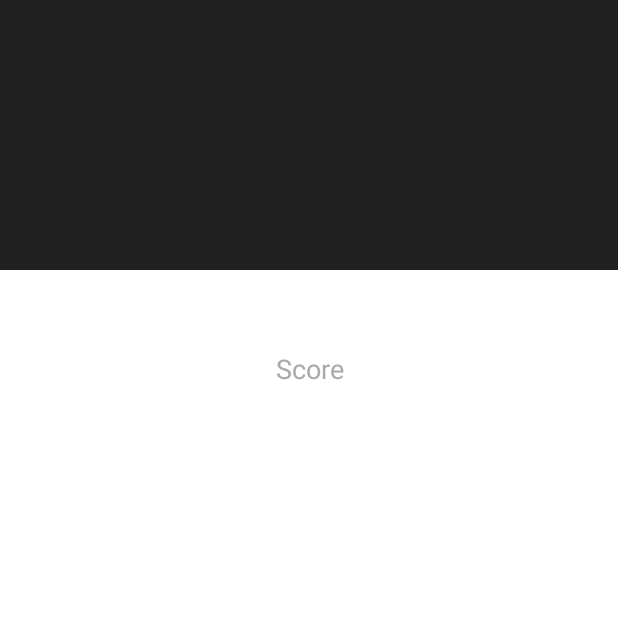
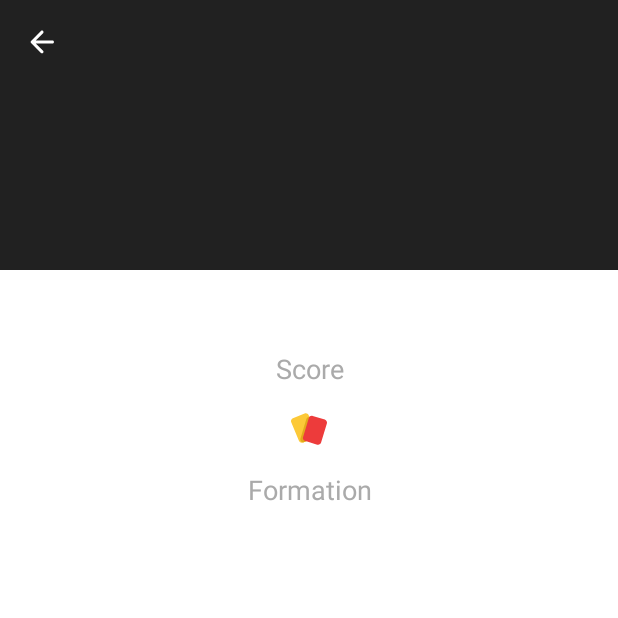
Before and after one commit to Rarj/football-match-refactor, an Android app: the DetailActivity screen opened directly, with no data from a screen before it, on a phone screen of 412 x 824 dp, the top half of it. Run offline under Robolectric (Android 15) with nearby library versions, the phone set to English and light mode, and no system bars; our stand-ins replace data binding.

Commit message:
- layouting formation and cards

```diff
--- a/features/dashboard/src/main/res/layout/activity_detail.xml
+++ b/features/dashboard/src/main/res/layout/activity_detail.xml
@@ -1,4 +1,10 @@
 <?xml version="1.0" encoding="utf-8"?>
+<layout>
+  <data>
+    <variable
+      name="eventModel"
+      type="rio.arj.infootball.data.repository.nextleague.model.Events" />
+  </data>
   <androidx.coordinatorlayout.widget.CoordinatorLayout xmlns:android="http://schemas.android.com/apk/res/android"
     xmlns:app="http://schemas.android.com/apk/res-auto"
     xmlns:tools="http://schemas.android.com/tools"
@@ -33,19 +39,24 @@
           android:layout_width="match_parent"
           android:layout_height="180dp"
           android:scaleType="fitXY"
+          app:imageUrl="@{eventModel.imageThumbnail}"
           tools:src="@tools:sample/backgrounds/scenic" />
-        <!--        app:imageUrl="@{eventModel.imageThumbnail}"-->
 
         <androidx.appcompat.widget.Toolbar
           android:id="@+id/toolbar"
           android:layout_width="match_parent"
           android:layout_height="?attr/actionBarSize"
           app:layout_collapseMode="pin"
+          app:navigationIcon="@drawable/ic_arrow_back"
           app:popupTheme="@style/Theme.InFootball.PopupOverlay" />
 
       </com.google.android.material.appbar.CollapsingToolbarLayout>
     </com.google.android.material.appbar.AppBarLayout>
 
-  r<include layout="@layout/content_detail"/>
+    <include
+      layout="@layout/content_detail"
+      app:eventModel="@{eventModel}" />
 
   </androidx.coordinatorlayout.widget.CoordinatorLayout>
+
+</layout>
--- a/features/dashboard/src/main/res/layout/content_detail.xml
+++ b/features/dashboard/src/main/res/layout/content_detail.xml
@@ -1,4 +1,10 @@
 <?xml version="1.0" encoding="utf-8"?>
+<layout>
+  <data>
+    <variable
+      name="eventModel"
+      type="rio.arj.infootball.data.repository.nextleague.model.Events" />
+  </data>
   <androidx.core.widget.NestedScrollView xmlns:android="http://schemas.android.com/apk/res/android"
     xmlns:app="http://schemas.android.com/apk/res-auto"
     xmlns:tools="http://schemas.android.com/tools"
@@ -30,12 +36,13 @@
         android:layout_width="0dp"
         android:layout_height="wrap_content"
         android:gravity="center_horizontal"
+        android:text="@{eventModel.scoreHomes}"
         android:textAppearance="@style/TextAppearance.AppCompat.Medium"
+        android:textColor="@android:color/black"
         android:textStyle="bold"
         app:layout_constraintEnd_toStartOf="@id/text_score_caption"
         app:layout_constraintStart_toStartOf="parent"
-      app:layout_constraintTop_toTopOf="@id/text_score_caption"
-      android:text="12" />
+        app:layout_constraintTop_toTopOf="@id/text_score_caption" />
 
       <androidx.appcompat.widget.AppCompatTextView
         android:id="@+id/text_score_caption"
@@ -55,13 +62,87 @@
         android:layout_width="0dp"
         android:layout_height="wrap_content"
         android:gravity="center_horizontal"
+        android:text="@{eventModel.scoreAways}"
         android:textAppearance="@style/TextAppearance.AppCompat.Medium"
+        android:textColor="@android:color/black"
         android:textStyle="bold"
         app:layout_constraintEnd_toEndOf="parent"
         app:layout_constraintStart_toEndOf="@id/text_score_caption"
-      app:layout_constraintTop_toTopOf="@id/text_score_caption"
-      android:text="12" />
+        app:layout_constraintTop_toTopOf="@id/text_score_caption" />
+
+      <androidx.appcompat.widget.AppCompatImageView
+        android:id="@+id/image_cards"
+        android:layout_width="24dp"
+        android:layout_height="24dp"
+        android:layout_marginTop="@dimen/container_margin"
+        android:src="@drawable/ic_cards"
+        app:layout_constraintEnd_toStartOf="@id/text_card_away"
+        app:layout_constraintStart_toEndOf="@id/text_card_home"
+        app:layout_constraintTop_toBottomOf="@id/text_score_caption" />
+
+      <androidx.appcompat.widget.AppCompatTextView
+        android:id="@+id/text_card_home"
+        android:layout_width="0dp"
+        android:layout_height="wrap_content"
+        android:gravity="center_horizontal"
+        android:textAppearance="@style/TextAppearance.AppCompat.Medium"
+        android:textColor="@android:color/black"
+        android:textStyle="bold"
+        app:layout_constraintEnd_toStartOf="@id/image_cards"
+        app:layout_constraintStart_toStartOf="parent"
+        app:layout_constraintTop_toTopOf="@id/image_cards" />
+
+      <androidx.appcompat.widget.AppCompatTextView
+        android:id="@+id/text_card_away"
+        android:layout_width="0dp"
+        android:layout_height="wrap_content"
+        android:gravity="center_horizontal"
+        android:textAppearance="@style/TextAppearance.AppCompat.Medium"
+        android:textColor="@android:color/black"
+        android:textStyle="bold"
+        app:layout_constraintEnd_toEndOf="parent"
+        app:layout_constraintStart_toEndOf="@id/image_cards"
+        app:layout_constraintTop_toTopOf="@id/image_cards" />
+
+      <androidx.appcompat.widget.AppCompatTextView
+        android:id="@+id/text_formation_home"
+        android:layout_width="0dp"
+        android:layout_height="wrap_content"
+        android:gravity="center_horizontal"
+        android:textAppearance="@style/TextAppearance.AppCompat.Medium"
+        android:textColor="@android:color/black"
+        android:textStyle="bold"
+        app:layout_constraintEnd_toStartOf="@id/text_formation_caption"
+        app:layout_constraintStart_toStartOf="parent"
+        app:layout_constraintTop_toTopOf="@id/text_formation_caption" />
+
+      <androidx.appcompat.widget.AppCompatTextView
+        android:id="@+id/text_formation_caption"
+        android:layout_width="0dp"
+        android:layout_height="wrap_content"
+        android:layout_marginTop="@dimen/container_margin"
+        android:gravity="center_horizontal"
+        android:text="Formation"
+        android:textAppearance="@style/TextAppearance.AppCompat.Medium"
+        android:textColor="@android:color/darker_gray"
+        app:layout_constraintEnd_toStartOf="@id/text_formation_away"
+        app:layout_constraintStart_toEndOf="@id/text_formation_home"
+        app:layout_constraintTop_toBottomOf="@id/image_cards" />
+
+      <androidx.appcompat.widget.AppCompatTextView
+        android:id="@+id/text_formation_away"
+        android:layout_width="0dp"
+        android:layout_height="wrap_content"
+        android:gravity="center_horizontal"
+        android:textAppearance="@style/TextAppearance.AppCompat.Medium"
+        android:textColor="@android:color/black"
+        android:textStyle="bold"
+        app:layout_constraintEnd_toEndOf="parent"
+        app:layout_constraintStart_toEndOf="@id/text_formation_caption"
+        app:layout_constraintTop_toTopOf="@id/text_formation_caption" />
 
     </androidx.constraintlayout.widget.ConstraintLayout>
 
   </androidx.core.widget.NestedScrollView>
+
+</layout>
```
Lines whose indentation alone changed are shown as unchanged.
